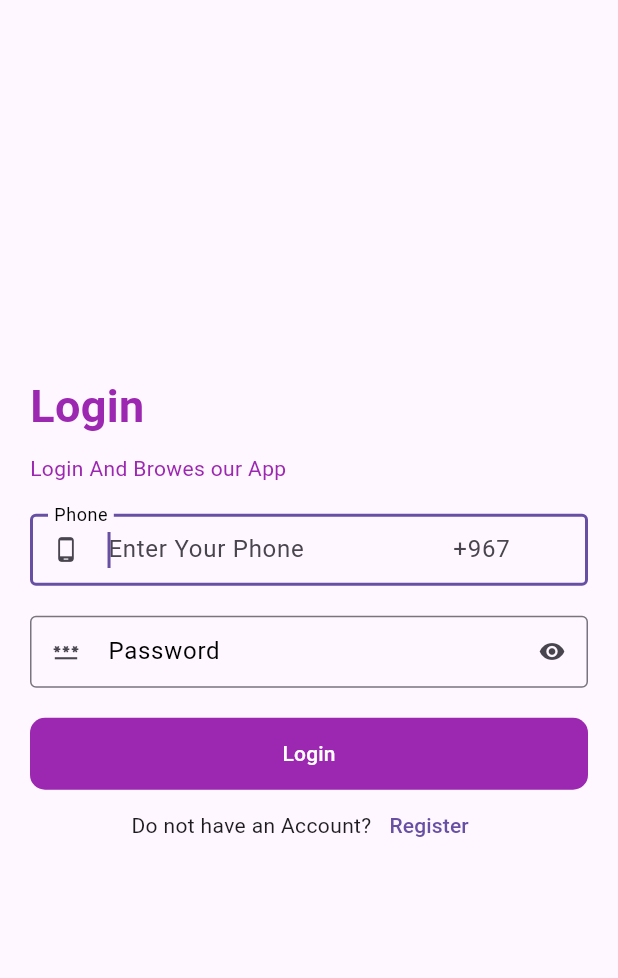
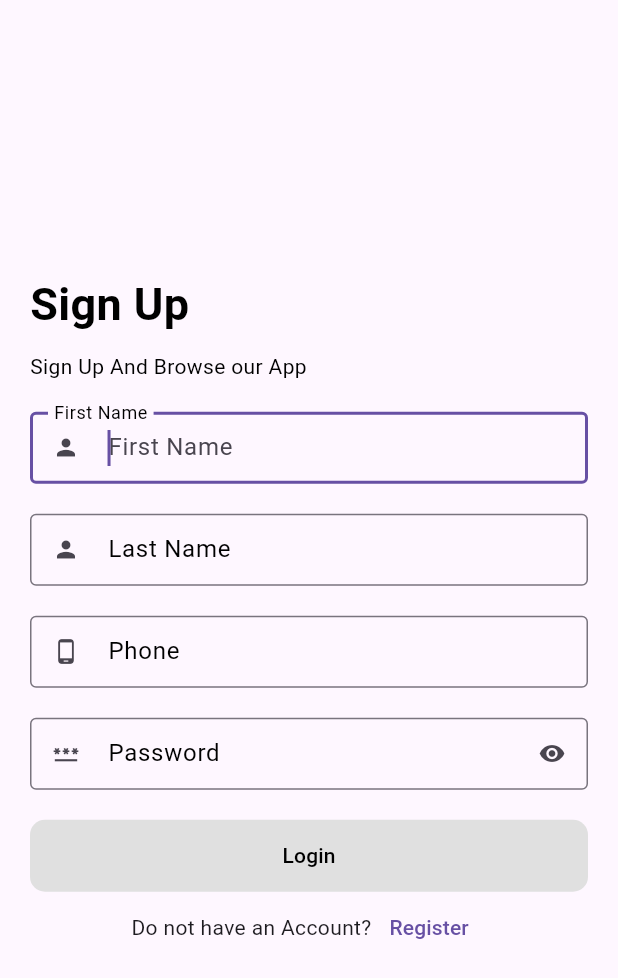
Before and after one commit to Abo0d17/FlutterProject, a Flutter app: the SignupScreen screen opened directly, on a phone screen of 412 x 824 dp. Shown: the top 978 px of the screen. Run offline on Flutter 3.47's test engine with Material 3 defaults, Android fonts, the phone set to English and light mode, and no system bars; our stand-ins replace flutter_bloc, google_nav_bar, line_icons.

Commit message:
Updated code

```diff
--- a/lib/main.dart
+++ b/lib/main.dart
@@ -1,5 +1,6 @@
 import 'package:flutter/material.dart';
 import 'package:sec_3/layout/main_layout.dart';
+import 'package:sec_3/screens/auth/signup_screen.dart';
 
 void main() {
   runApp(MyApp());
@@ -12,7 +13,7 @@ class MyApp extends StatelessWidget {
   Widget build(BuildContext context) {
     return  MaterialApp(
       debugShowCheckedModeBanner: false,
-      home: MainLayout(),
+      home: SignupScreen(),
     );
   }
 }
--- a/lib/screens/auth/signup.dart
+++ b/lib/screens/auth/login_screen.dart
@@ -1,8 +1,8 @@
 import 'package:flutter/material.dart';
 import 'package:sec_3/shared/components/tools.dart';
 
-class SignupScreen extends StatelessWidget {
-  const SignupScreen({super.key});
+class LoginScreen extends StatelessWidget {
+  const LoginScreen({super.key});
 
   @override
   Widget build(BuildContext context) {
@@ -15,42 +15,22 @@ class SignupScreen extends StatelessWidget {
             child: Column(
               crossAxisAlignment: CrossAxisAlignment.start,
               children: [
-
                 label(
-                 text: "Login",
+                  text: "Login",
                   size: 30,
-                  color: Colors.purple,
+                  color: Colors.grey[300]!,
                   bold: FontWeight.bold,
                 ),
-                // Text(
-                //   "Login",
-                //   style: TextStyle(
-                //     fontSize: 20,
-                //     fontWeight: FontWeight.bold,
-                //     color: Colors.deepOrange,
-                //   ),
-                // ),
                 SizedBox(
                   height: 10,
                 ),
                 label(
-                  text: "Login And Browes our App",
-                  color: Colors.purple,
+                  text: "Login And Browse our App",
+                  color: Colors.grey[300]!,
                 ),
                 SizedBox(
                   height: 20,
                 ),
-                // TextFormField(
-                //   decoration: InputDecoration(
-                //     border: OutlineInputBorder(),
-                //     isDense: true,
-                //     prefixIcon: Icon(Icons.email),
-                //     suffixIcon: Icon(Icons.emergency_recording_outlined),
-                //   ),
-                //   keyboardType: TextInputType.emailAddress,
-                //   autofocus: true,
-                // ),
-
                 textBox(
                   labelText: "Phone",
                   hint: "Enter Your Phone",
@@ -62,7 +42,6 @@ class SignupScreen extends StatelessWidget {
                 SizedBox(
                   height: 20,
                 ),
-
                 textBox(
                   labelText: "Password",
                   hint: "Enter Your Password",
@@ -74,9 +53,9 @@ class SignupScreen extends StatelessWidget {
                   height: 20,
                 ),
                 button(
-                    text: "Login",
-                    click:(){},
-                  backColor: Colors.purple,
+                  text: "Login",
+                  click: () {},
+                  backColor: Colors.grey[300]!,
                   width: double.infinity,
                   radius: 10,
                   txtColor: Colors.white,
@@ -87,7 +66,7 @@ class SignupScreen extends StatelessWidget {
                     Text("Do not have an Account?"),
                     textButton(
                       text: "Register",
-                      click: (){},
+                      click: () {},
                     ),
                   ],
                 ),
--- a/lib/screens/auth/login.dart
+++ b/lib/screens/auth/signup_screen.dart
@@ -1,8 +1,8 @@
 import 'package:flutter/material.dart';
 import 'package:sec_3/shared/components/tools.dart';
 
-class LoginScreen extends StatelessWidget {
-  const LoginScreen({super.key});
+class SignupScreen extends StatelessWidget {
+  const SignupScreen({super.key});
 
   @override
   Widget build(BuildContext context) {
@@ -15,54 +15,49 @@ class LoginScreen extends StatelessWidget {
             child: Column(
               crossAxisAlignment: CrossAxisAlignment.start,
               children: [
-
                 label(
-                 text: "Login",
+                  text: "Sign Up",
                   size: 30,
-                  color: Colors.purple,
+                  color: Colors.black,
                   bold: FontWeight.bold,
                 ),
-                // Text(
-                //   "Login",
-                //   style: TextStyle(
-                //     fontSize: 20,
-                //     fontWeight: FontWeight.bold,
-                //     color: Colors.deepOrange,
-                //   ),
-                // ),
                 SizedBox(
                   height: 10,
                 ),
                 label(
-                  text: "Login And Browes our App",
-                  color: Colors.purple,
+                  text: "Sign Up And Browse our App",
+                  color: Colors.black,
                 ),
                 SizedBox(
                   height: 20,
                 ),
-                // TextFormField(
-                //   decoration: InputDecoration(
-                //     border: OutlineInputBorder(),
-                //     isDense: true,
-                //     prefixIcon: Icon(Icons.email),
-                //     suffixIcon: Icon(Icons.emergency_recording_outlined),
-                //   ),
-                //   keyboardType: TextInputType.emailAddress,
-                //   autofocus: true,
-                // ),
-
+                textBox(
+                    hint: "First Name",
+                    labelText: "First Name",
+                    autofocus: true,
+                    keyBoard: TextInputType.name,
+                    prefixIcon: Icons.person),
+                SizedBox(
+                  height: 20,
+                ),
+                textBox(
+                    hint: "Last Name",
+                    labelText: "Last Name",
+                    keyBoard: TextInputType.name,
+                    prefixIcon: Icons.person),
+                SizedBox(
+                  height: 20,
+                ),
                 textBox(
                   labelText: "Phone",
                   hint: "Enter Your Phone",
                   suffixText: "+967",
-                  autofocus: true,
                   keyBoard: TextInputType.phone,
                   prefixIcon: Icons.phone_android,
                 ),
                 SizedBox(
                   height: 20,
                 ),
-
                 textBox(
                   labelText: "Password",
                   hint: "Enter Your Password",
@@ -74,12 +69,12 @@ class LoginScreen extends StatelessWidget {
                   height: 20,
                 ),
                 button(
-                    text: "Login",
-                    click:(){},
-                  backColor: Colors.purple,
+                  text: "Login",
+                  click: () {},
+                  backColor: Colors.grey[300]!,
                   width: double.infinity,
                   radius: 10,
-                  txtColor: Colors.white,
+                  txtColor: Colors.black,
                 ),
                 Row(
                   mainAxisAlignment: MainAxisAlignment.center,
@@ -87,7 +82,7 @@ class LoginScreen extends StatelessWidget {
                     Text("Do not have an Account?"),
                     textButton(
                       text: "Register",
-                      click: (){},
+                      click: () {},
                     ),
                   ],
                 ),
```
